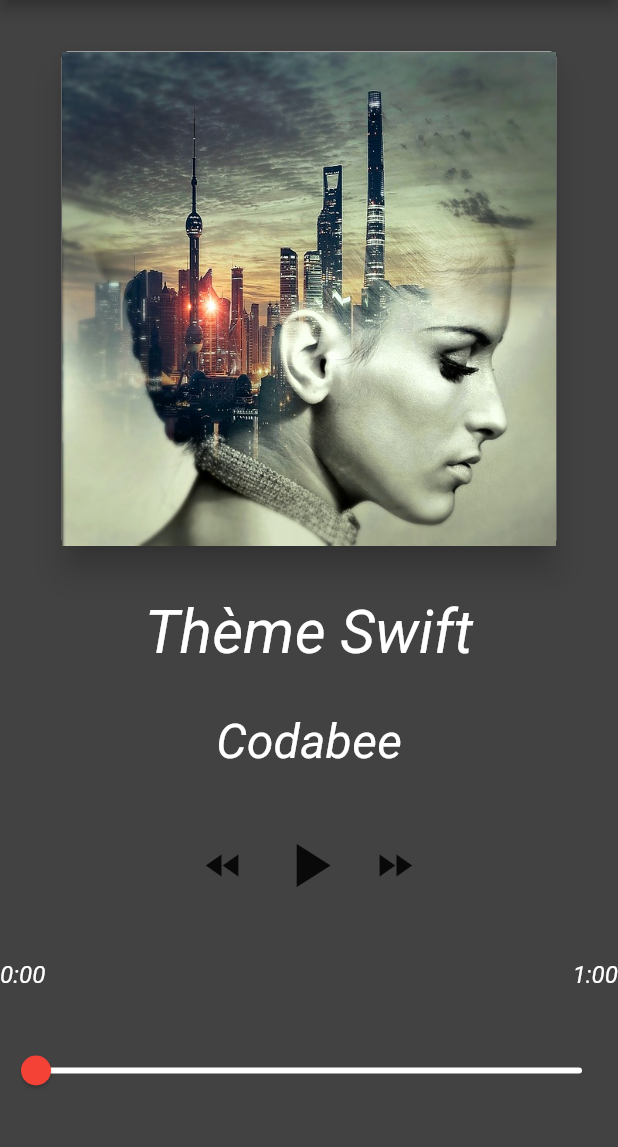
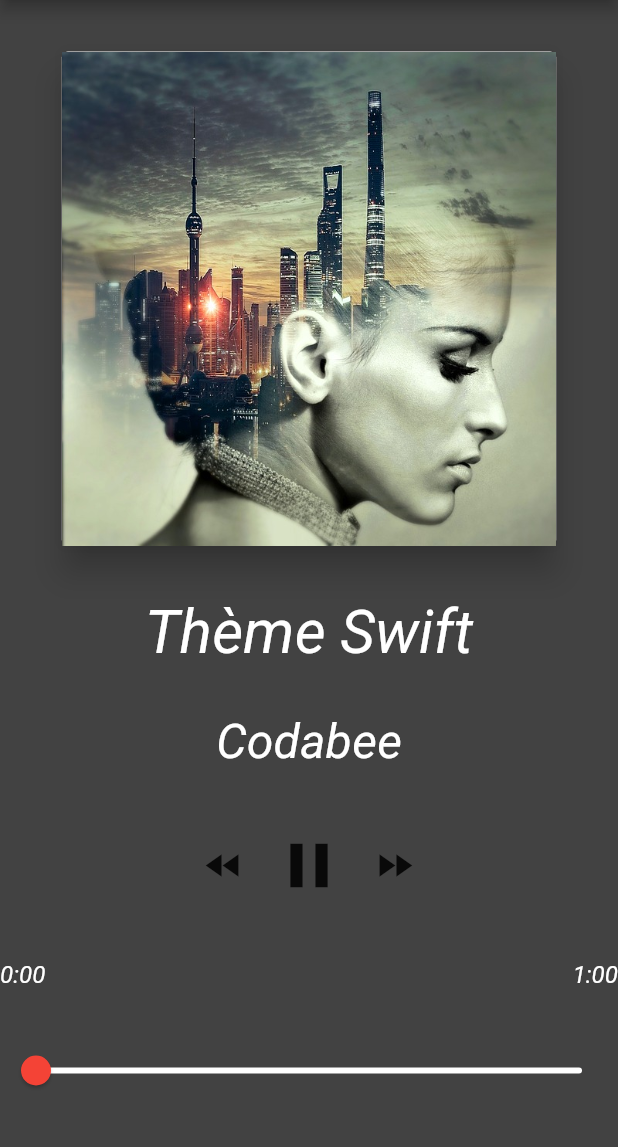
Before and after one commit to FlorianKogon/flutter_coda_music, a Flutter app: the screen it shows after launch, after a tap on the "play arrow" icon, on a phone screen of 412 x 824 dp, the part 84-1231 px from its top. Run offline on Flutter 3.47's test engine with Material 2 defaults, Android fonts, the phone set to English and light mode, and no system bars; missing offline and left inert: audioplayer.

Commit message:
add-play-pause-methods

```diff
--- a/lib/main.dart
+++ b/lib/main.dart
@@ -34,8 +34,8 @@ class MyHomePage extends StatefulWidget {
 class _MyHomePageState extends State<MyHomePage> {
 
   List<Song> listOfSongs = [
-    Song('Thème Swift', "Codabee", "images/un.jpg", "musics/un.mp3"),
-    Song('Thème Flutter', "Codabee", "images/deux.jpg", "musics.deux.mp3")
+    Song('Thème Swift', "Codabee", "images/un.jpg", "https://codabee.com/wp-content/uploads/2018/06/un.mp3"),
+    Song('Thème Flutter', "Codabee", "images/deux.jpg", "https://codabee.com/wp-content/uploads/2018/06/deux.mp3")
   ];
 
   Song myCurrentSong;
@@ -82,7 +82,7 @@ class _MyHomePageState extends State<MyHomePage> {
               mainAxisAlignment: MainAxisAlignment.center,
               children: <Widget>[
                 iconButton(Icons.fast_rewind, 30.0, ActionMusic.rewind),
-                iconButton(Icons.play_arrow, 50.0, ActionMusic.play),
+                statut == PlayerState.playing ? iconButton(Icons.pause, 50.0, ActionMusic.pause) : iconButton(Icons.play_arrow, 50.0, ActionMusic.play),
                 iconButton(Icons.fast_forward, 30.0, ActionMusic.forward),
               ],
             ),
@@ -131,10 +131,11 @@ class _MyHomePageState extends State<MyHomePage> {
         onPressed: () {
           switch (action) {
             case ActionMusic.play:
-              print("play");
+              play();
+              print(myCurrentSong.urlSong);
               break;
             case ActionMusic.pause:
-              print("pause");
+              pause();
               break;
             case ActionMusic.rewind:
               print("rewind");
@@ -173,6 +174,20 @@ class _MyHomePageState extends State<MyHomePage> {
       }
     );
   }
+
+  Future play() async {
+    await audioPlayer.play(myCurrentSong.urlSong);
+    setState(() {
+      statut = PlayerState.playing;
+    });
+  }
+
+  Future pause() async {
+    await audioPlayer.pause();
+    setState(() {
+      statut = PlayerState.paused;
+    });
+  }
 }
 
 enum ActionMusic {
```
Also changed, not shown: 3 other files.
